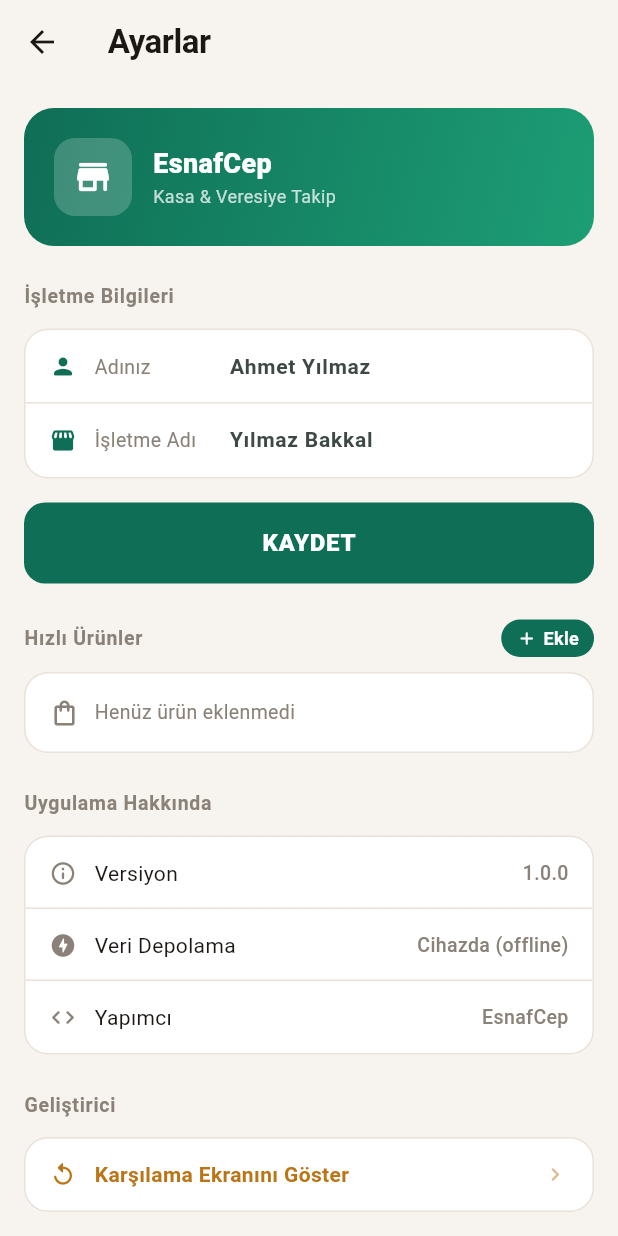
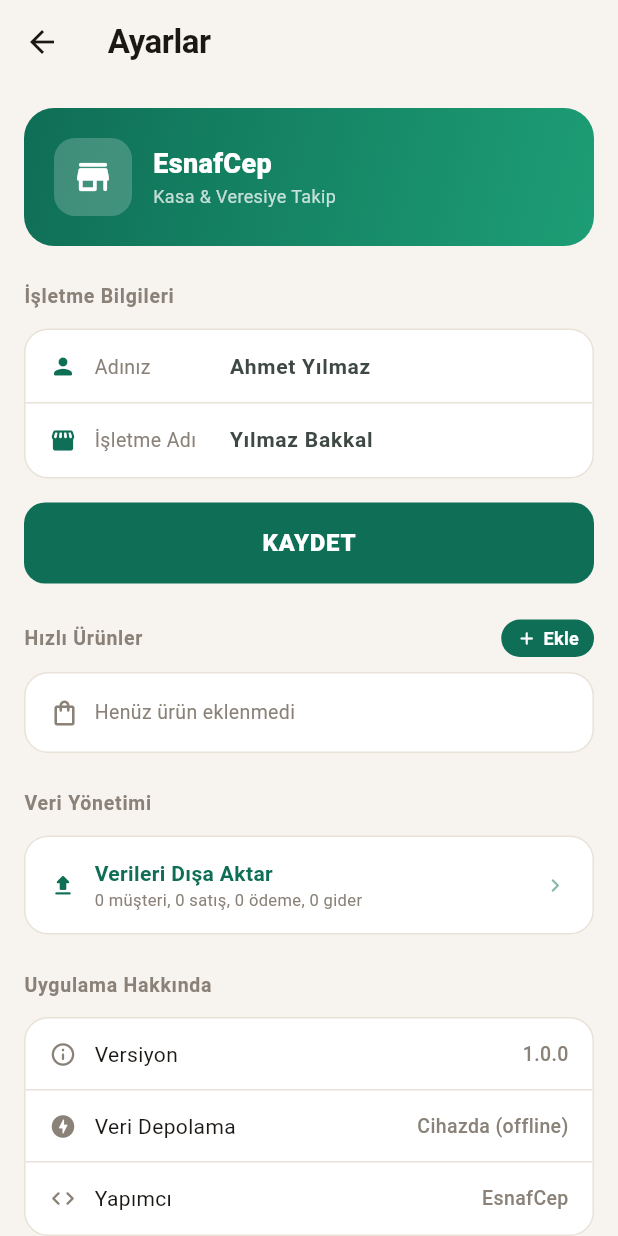
Before and after one commit to nextlevelcorp/esnafcep, a Flutter app: the SettingsScreen screen opened directly, on a phone screen of 412 x 824 dp. Run offline on Flutter 3.47's test engine with Material 3 defaults, Android fonts, the phone set to English and light mode, and no system bars; our stand-ins replace flutter_riverpod, hive, hive_flutter, share_plus; accounts and stored records are empty; statements that could not run were skipped.

Commit message:
Phase 9: borç yaşlandırma + veri yedekleme
- Customer.lastDebtAt: veresiye eklendiğinde tarih kaydedilir
- CustomerListTile: gün sayısı ve renk kodu (yeşil/sarı/kırmızı)
  - 0-7 gün: normal kırmızı, 7-30 gün: turuncu uyarı, 30+ gün: kritik badge
- BackupService: tüm verileri JSON olarak dışa aktar (share_plus)
- Settings: Veri Yönetimi bölümü, kayıt özeti ile dışa aktar butonu

https://claude.ai/code/session_01U5UYYUu1kPGA6QGW2JnNk5

```diff
--- a/lib/data/models/customer.dart
+++ b/lib/data/models/customer.dart
@@ -19,11 +19,15 @@ class Customer extends HiveObject {
   @HiveField(4)
   final DateTime createdAt;
 
+  @HiveField(5)
+  DateTime? lastDebtAt;
+
   Customer({
     required this.id,
     required this.name,
     this.phone,
     this.totalDebt = 0.0,
     required this.createdAt,
+    this.lastDebtAt,
   });
 }
--- a/lib/presentation/screens/settings/settings_screen.dart
+++ b/lib/presentation/screens/settings/settings_screen.dart
@@ -1,6 +1,7 @@
 import 'package:flutter/material.dart';
 import 'package:flutter_riverpod/flutter_riverpod.dart';
 import '../../../core/theme/app_colors.dart';
+import '../../../core/utils/backup_service.dart';
 import '../../../data/local/hive_service.dart';
 import 'widgets/products_section.dart';
 
@@ -146,6 +147,38 @@ class _SettingsScreenState extends ConsumerState<SettingsScreen> {
             const SizedBox(height: 24),
             const ProductsSection(),
             const SizedBox(height: 24),
+            const _SectionLabel(text: 'Veri Yönetimi'),
+            const SizedBox(height: 12),
+            _SettingsCard(
+              child: Column(
+                children: [
+                  _TapRow(
+                    icon: Icons.upload_rounded,
+                    label: 'Verileri Dışa Aktar',
+                    sublabel: BackupService.buildSummary(),
+                    color: AppColors.primary,
+                    onTap: () async {
+                      try {
+                        await BackupService.exportData();
+                      } catch (e) {
+                        if (context.mounted) {
+                          ScaffoldMessenger.of(context).showSnackBar(
+                            SnackBar(
+                              content: Text('Hata: $e'),
+                              backgroundColor: AppColors.error,
+                              behavior: SnackBarBehavior.floating,
+                              margin: const EdgeInsets.all(16),
+                              shape: RoundedRectangleBorder(borderRadius: BorderRadius.circular(10)),
+                            ),
+                          );
+                        }
+                      }
+                    },
+                  ),
+                ],
+              ),
+            ),
+            const SizedBox(height: 24),
             const _SectionLabel(text: 'Uygulama Hakkında'),
             const SizedBox(height: 12),
             _SettingsCard(
@@ -240,9 +273,10 @@ class _FieldRow extends StatelessWidget {
 class _TapRow extends StatelessWidget {
   final IconData icon;
   final String label;
+  final String? sublabel;
   final Color color;
   final VoidCallback onTap;
-  const _TapRow({required this.icon, required this.label, required this.color, required this.onTap});
+  const _TapRow({required this.icon, required this.label, this.sublabel, required this.color, required this.onTap});
 
   @override
   Widget build(BuildContext context) {
@@ -255,8 +289,16 @@ class _TapRow extends StatelessWidget {
           children: [
             Icon(icon, size: 18, color: color),
             const SizedBox(width: 12),
-            Text(label, style: TextStyle(fontSize: 14, color: color, fontWeight: FontWeight.w600)),
-            const Spacer(),
+            Expanded(
+              child: Column(
+                crossAxisAlignment: CrossAxisAlignment.start,
+                children: [
+                  Text(label, style: TextStyle(fontSize: 14, color: color, fontWeight: FontWeight.w600)),
+                  if (sublabel != null)
+                    Text(sublabel!, style: const TextStyle(fontSize: 11, color: AppColors.textSecondary)),
+                ],
+              ),
+            ),
             Icon(Icons.chevron_right_rounded, size: 18, color: color.withOpacity(0.5)),
           ],
         ),
--- a/lib/providers/customer_provider.dart
+++ b/lib/providers/customer_provider.dart
@@ -41,6 +41,7 @@ class CustomersNotifier extends StateNotifier<List<Customer>> {
     final customer = _repo.getCustomer(customerId);
     if (customer == null) return;
     customer.totalDebt += amount;
+    customer.lastDebtAt = DateTime.now();
     _repo.updateCustomer(customer);
     state = _repo.getAllCustomers();
   }
```
Also changed, not shown: lib/core/utils/backup_service.dart (added, +78 -0 lines), lib/presentation/widgets/customer_list_tile.dart (+60 -21 lines), lib/data/models/customer.g.dart.
